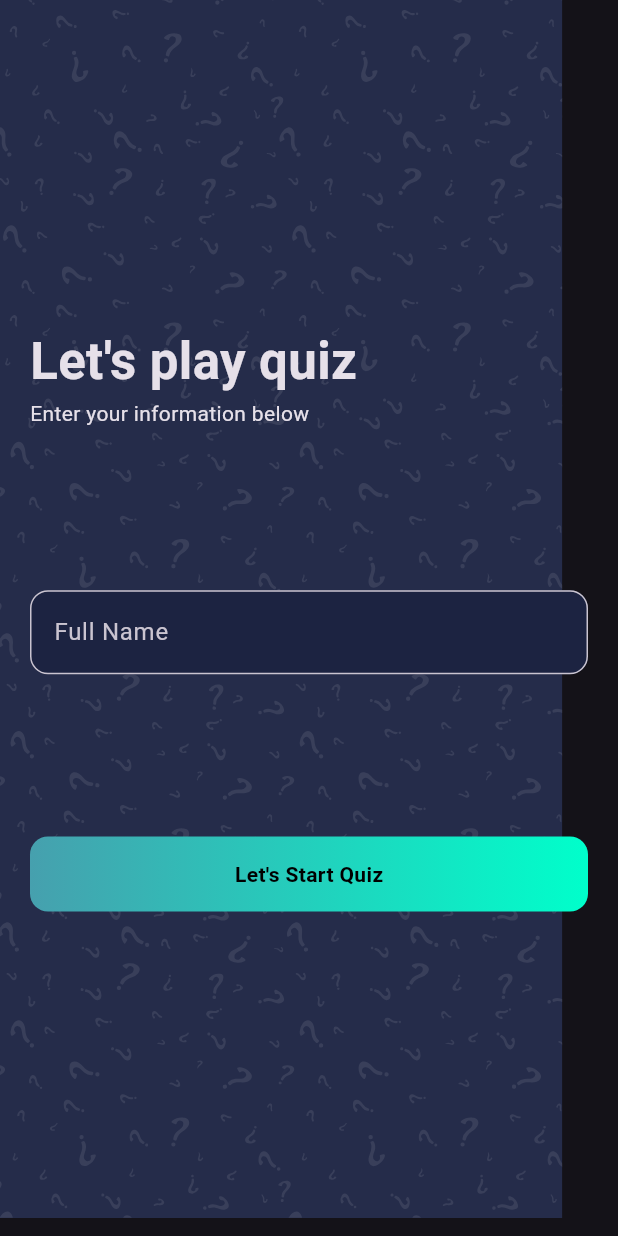
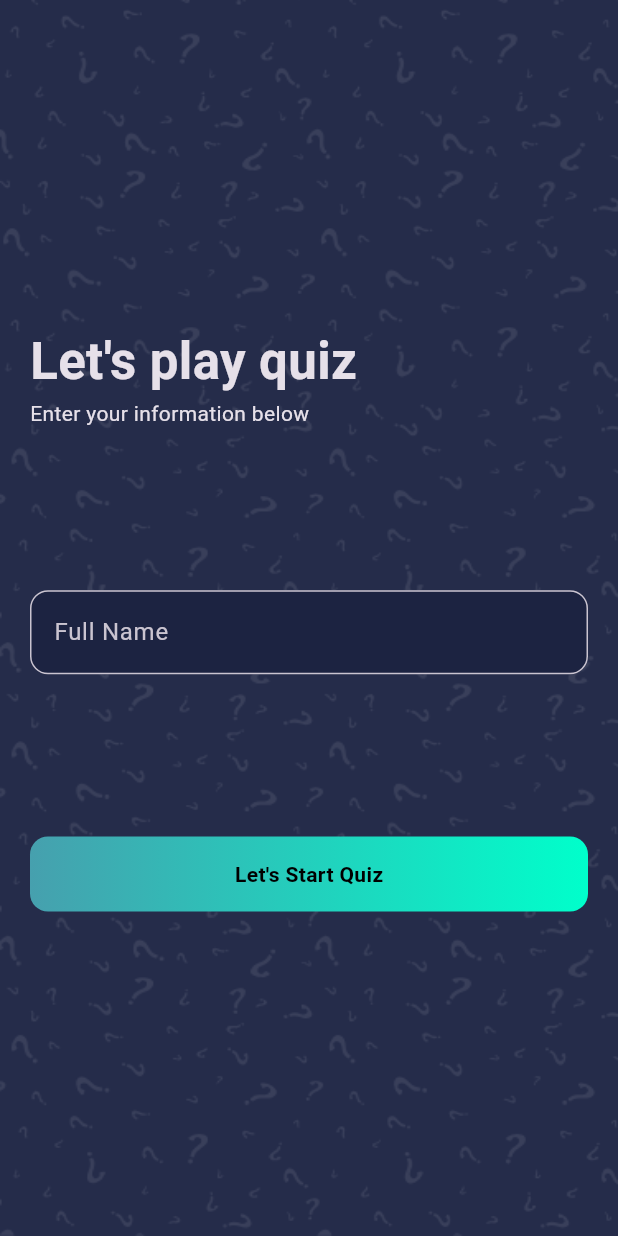
Before and after one commit to mohammed-xp/quiz_app, a Flutter app: the screen it shows after launch, on a phone screen of 412 x 824 dp. Run offline on Flutter 3.47's test engine with Material 3 defaults, Android fonts, the phone set to English and light mode, and no system bars; our stand-ins replace go_router.

Commit message:
Fix background image welcome view

```diff
--- a/lib/features/welcome/presentation/views/welcome_view.dart
+++ b/lib/features/welcome/presentation/views/welcome_view.dart
@@ -6,8 +6,18 @@ class WelcomeView extends StatelessWidget {
 
   @override
   Widget build(BuildContext context) {
-    return const Scaffold(
-      body: WelcomeViewBody()
+    return Scaffold(
+      body: Container(
+        decoration: const BoxDecoration(
+          image: DecorationImage(
+            image: AssetImage('assets/icons/bg.png'),
+            fit: BoxFit.fill,
+          ),
+        ),
+        child: const SafeArea(
+          child: WelcomeViewBody(),
+        ),
+      ),
     );
   }
 }
--- a/lib/features/welcome/presentation/views/widgets/welcome_view_body.dart
+++ b/lib/features/welcome/presentation/views/widgets/welcome_view_body.dart
@@ -1,7 +1,6 @@
 import 'package:flutter/material.dart';
 import 'package:quiz_app/features/welcome/presentation/views/widgets/custom_button.dart';
 import 'package:quiz_app/features/welcome/presentation/views/widgets/custom_text_field.dart';
-import 'package:websafe_svg/websafe_svg.dart';
 
 import '../../../../../constants.dart';
 import '../../../../../core/utils/styles.dart';
@@ -11,14 +10,7 @@ class WelcomeViewBody extends StatelessWidget {
 
   @override
   Widget build(BuildContext context) {
-    return Stack(
-      children: [
-        WebsafeSvg.asset(
-          'assets/icons/bg.svg',
-          fit: BoxFit.cover,
-        ),
-        SafeArea(
-          child: Padding(
+    return Padding(
       padding: const EdgeInsets.symmetric(horizontal: kDefaultPadding),
       child: Column(
         crossAxisAlignment: CrossAxisAlignment.start,
@@ -48,9 +40,6 @@ class WelcomeViewBody extends StatelessWidget {
           ),
         ],
       ),
-          ),
-        ),
-      ],
     );
   }
 }
```
Also changed, not shown: assets/icons/bg.png (added). Lines whose indentation alone changed are shown as unchanged.
